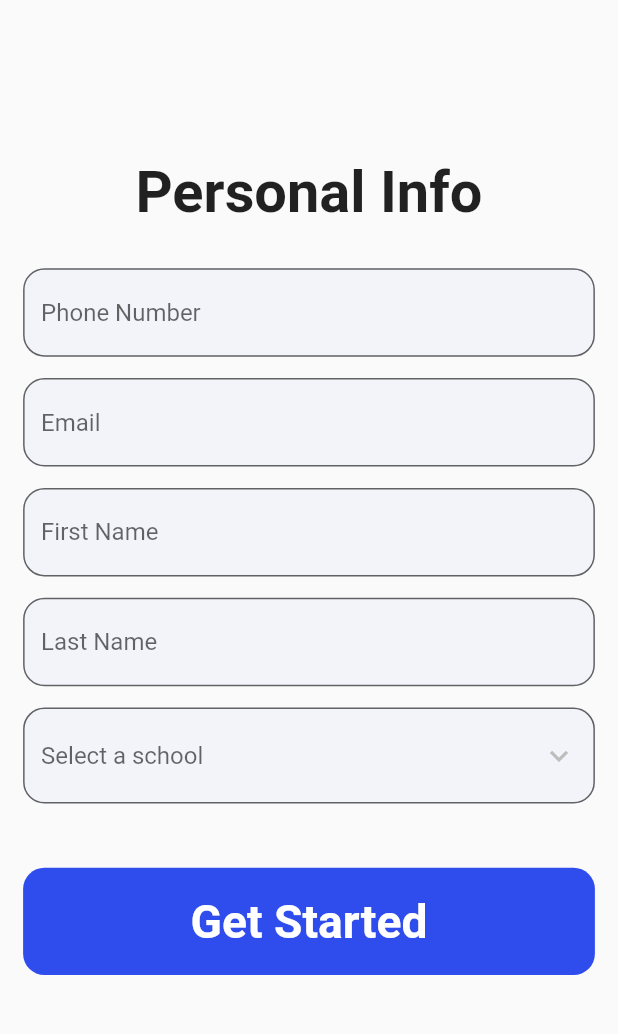
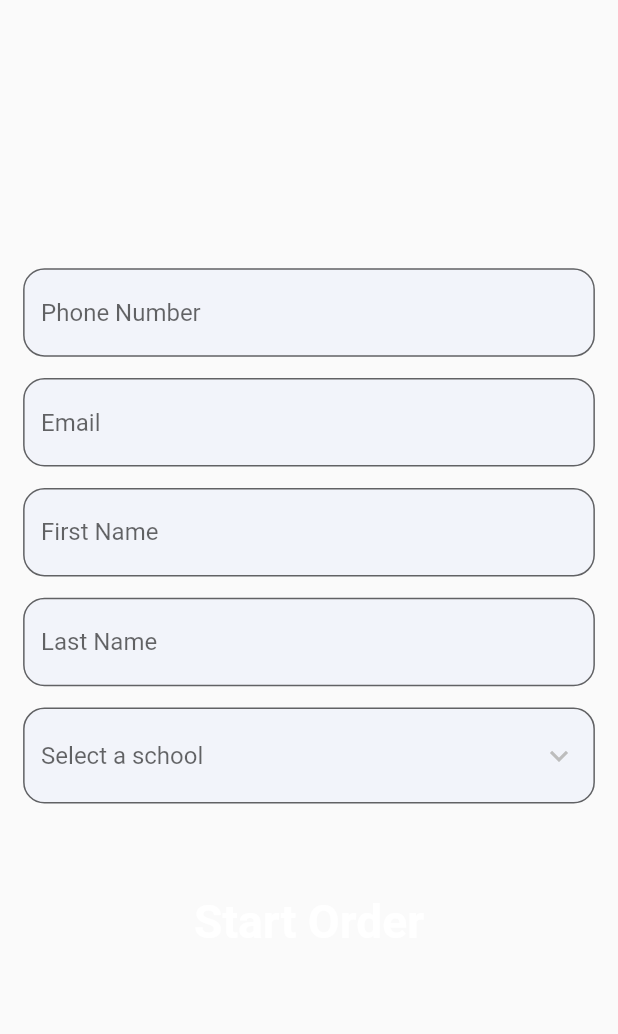
Before and after one commit to ashton-reddy/fitb_pantry_app, a Flutter app: the LoginPage screen opened by its route, on a phone screen of 412 x 824 dp, the part 124-1158 px from its top. Run offline on Flutter 3.47's test engine with Material 2 defaults, Android fonts, the phone set to English and light mode, and no system bars; our stand-ins replace auto_route, cloud_firestore, email_validator, firebase_core, flutter_mobx, flutter_screenutil and 4 more; accounts and stored records are empty; generated files the repository leaves out were written again; statements that could not run were skipped.

Commit message:
Minor fixes

```diff
--- a/lib/pages/completed_page.dart
+++ b/lib/pages/completed_page.dart
@@ -66,7 +66,7 @@ class CompletedPage extends StatelessWidget {
                   ),
                   child: Center(
                     child: Text(
-                      'Get back',
+                      'Home',
                       style: TextStyle(
                         fontSize: 32.sp,
                         fontWeight: FontWeight.w700,
--- a/lib/pages/login_page/login_page.dart
+++ b/lib/pages/login_page/login_page.dart
@@ -58,7 +58,7 @@ class _LoginPageState extends State<LoginPage> {
                     child: Column(
                       children: [
                         Text(
-                          'Personal Info',
+                          '',
                           textAlign: TextAlign.center,
                           style: TextStyle(
                             fontWeight: FontWeight.w700,
@@ -238,12 +238,12 @@ class _LoginPageState extends State<LoginPage> {
                               vertical: 20.h,
                             ),
                             decoration: BoxDecoration(
-                              color: const Color(0xff2F4DED),
+                              color: const Color(0xAD0075),
                               borderRadius: BorderRadius.circular(16.r),
                             ),
                             child: Center(
                               child: Text(
-                                'Get Started',
+                                'Start Order',
                                 style: TextStyle(
                                   fontSize: 32.sp,
                                   fontWeight: FontWeight.w700,
--- a/lib/pages/order_page/order_page.dart
+++ b/lib/pages/order_page/order_page.dart
@@ -68,7 +68,7 @@ class _OrderPageState extends State<OrderPage> {
                           vertical: 20.h,
                         ),
                         decoration: BoxDecoration(
-                          color: const Color(0xff2F4DED),
+                          color: const Color(0xAD0075),
                           borderRadius: BorderRadius.circular(16.r),
                         ),
                         child: Center(
--- a/lib/pages/order_summary_page/order_summary_page.dart
+++ b/lib/pages/order_summary_page/order_summary_page.dart
@@ -159,7 +159,7 @@ class _OrderSummaryPageState extends State<OrderSummaryPage> {
                       vertical: 20.h,
                     ),
                     decoration: BoxDecoration(
-                      color: const Color(0xff2F4DED),
+                      color: const Color(0xAD0075),
                       borderRadius: BorderRadius.circular(16.r),
                     ),
                     child: Center(
--- a/lib/pages/startup_page/startup_page.dart
+++ b/lib/pages/startup_page/startup_page.dart
@@ -34,7 +34,7 @@ class StartupPage extends StatelessWidget {
                   vertical: 20.h,
                 ),
                 decoration: BoxDecoration(
-                  color: const Color(0xff2F4DED),
+                  color: const Color(0xAD0075),
                   borderRadius: BorderRadius.circular(16.r),
                 ),
                 child: Center(
```
